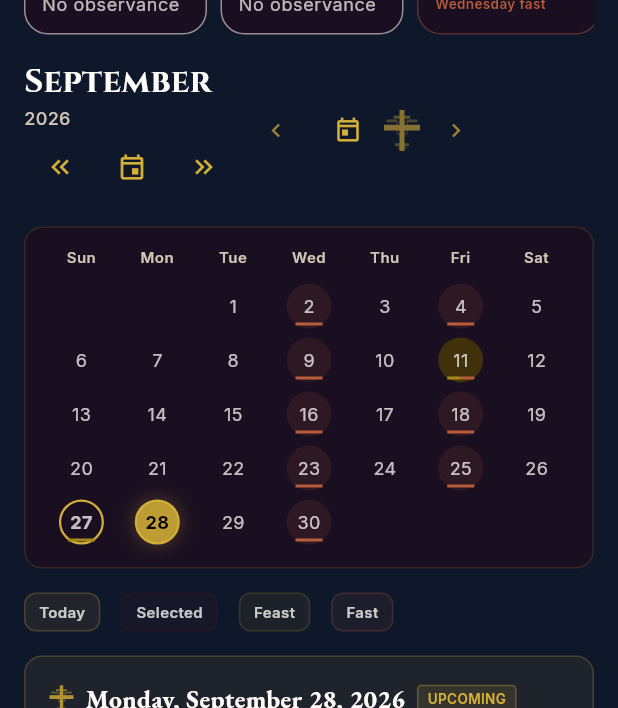
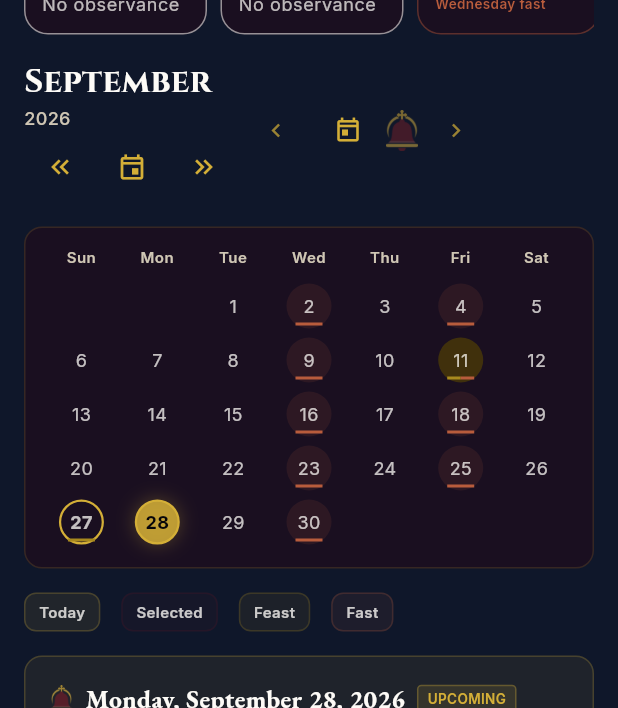
Before and after one commit to fraoldirirsa2-dev/RISE-FOR-PRAYER, a Flutter app: the CalendarScreen screen opened by its route, after a tap on "Mon", on a phone screen of 412 x 824 dp. Shown: the part 528-1236 px from the top of the screen. Run offline on Flutter 3.47's test engine with Material 3 defaults, Android fonts, the phone set to English and light mode, and no system bars; our stand-ins replace flutter_local_notifications, flutter_riverpod, google_fonts, shared_preferences, timezone; missing offline and left inert: android_intent_plus; accounts and stored records are empty.

Commit message:
Describe what you updated

```diff
--- a/lib/services/notification_service.dart
+++ b/lib/services/notification_service.dart
@@ -55,7 +55,7 @@ class NotificationService {
     }
 
     const AndroidInitializationSettings androidSettings =
-        AndroidInitializationSettings('@drawable/ic_notification');
+        AndroidInitializationSettings('@drawable/ic_notification_rise');
     const DarwinInitializationSettings iosSettings =
         DarwinInitializationSettings(
           // Ask only after an explicit user action in Settings. An automatic
--- a/lib/widgets/eth_cross.dart
+++ b/lib/widgets/eth_cross.dart
@@ -1,16 +1,13 @@
 import 'package:flutter/material.dart';
-import 'package:rise_for_prayer/utils/colors.dart';
 
 class EthCross extends StatelessWidget {
   const EthCross({
     super.key,
     this.size = 28,
-    this.color = AppColors.gold,
     this.opacity = 1.0,
   });
 
   final double size;
-  final Color color;
   final double opacity;
 
   @override
@@ -20,63 +17,11 @@ class EthCross extends StatelessWidget {
       child: SizedBox(
         width: size,
         height: size * 1.14,
-        child: CustomPaint(painter: _EthCrossPainter(color: color)),
+        child: Image.asset(
+          'assets/images/splash.png',
+          fit: BoxFit.contain,
+        ),
       ),
     );
   }
 }
-
-class _EthCrossPainter extends CustomPainter {
-  const _EthCrossPainter({required this.color});
-  final Color color;
-
-  @override
-  void paint(Canvas canvas, Size size) {
-    final paint = Paint()..color = color;
-    final w = size.width, h = size.height;
-
-    // Main vertical
-    canvas.drawRect(Rect.fromLTWH(w * 0.43, 0, w * 0.14, h), paint);
-    // Main horizontal
-    canvas.drawRect(Rect.fromLTWH(0, h * 0.36, w, h * 0.14), paint);
-
-    // Decorative arms
-    canvas.drawRect(
-      Rect.fromLTWH(w * 0.27, h * 0.14, w * 0.46, h * 0.07),
-      paint..color = color.withValues(alpha: 0.65),
-    );
-    canvas.drawRect(
-      Rect.fromLTWH(w * 0.07, h * 0.23, w * 0.30, h * 0.07),
-      paint..color = color.withValues(alpha: 0.5),
-    );
-    canvas.drawRect(
-      Rect.fromLTWH(w * 0.63, h * 0.23, w * 0.30, h * 0.07),
-      paint..color = color.withValues(alpha: 0.5),
-    );
-
-    // Inner diamond
-    canvas.drawRRect(
-      RRect.fromRectAndRadius(
-        Rect.fromLTWH(w * 0.36, h * 0.30, w * 0.29, h * 0.29),
-        const Radius.circular(1),
-      ),
-      Paint()
-        ..color = color.withValues(alpha: 0.35)
-        ..style = PaintingStyle.stroke
-        ..strokeWidth = 1,
-    );
-
-    // Bottom base
-    canvas.drawRect(
-      Rect.fromLTWH(w * 0.30, h * 0.81, w * 0.39, h * 0.07),
-      paint..color = color.withValues(alpha: 0.55),
-    );
-    canvas.drawRect(
-      Rect.fromLTWH(w * 0.38, h * 0.89, w * 0.25, h * 0.05),
-      paint..color = color.withValues(alpha: 0.35),
-    );
-  }
-
-  @override
-  bool shouldRepaint(covariant CustomPainter oldDelegate) => false;
-}
--- a/pubspec.yaml
+++ b/pubspec.yaml
@@ -29,6 +29,7 @@ flutter:
   uses-material-design: true
   assets:
     - assets/sounds/a.mp3
+    - assets/images/
     - assets/bible/
   fonts:
     - family: AbyssinicaSIL
```
Also changed, not shown: lib/screens/splash_screen.dart (+24 -2 lines), assets/branding/emblem_reference.png (added), assets/branding/prayer_bell_mark.png (added), assets/branding/rise_prayer_app_icon.png (added), assets/images/Notification.png (added), assets/images/logo.png (added), assets/images/splash.png (added), 31 other files.
